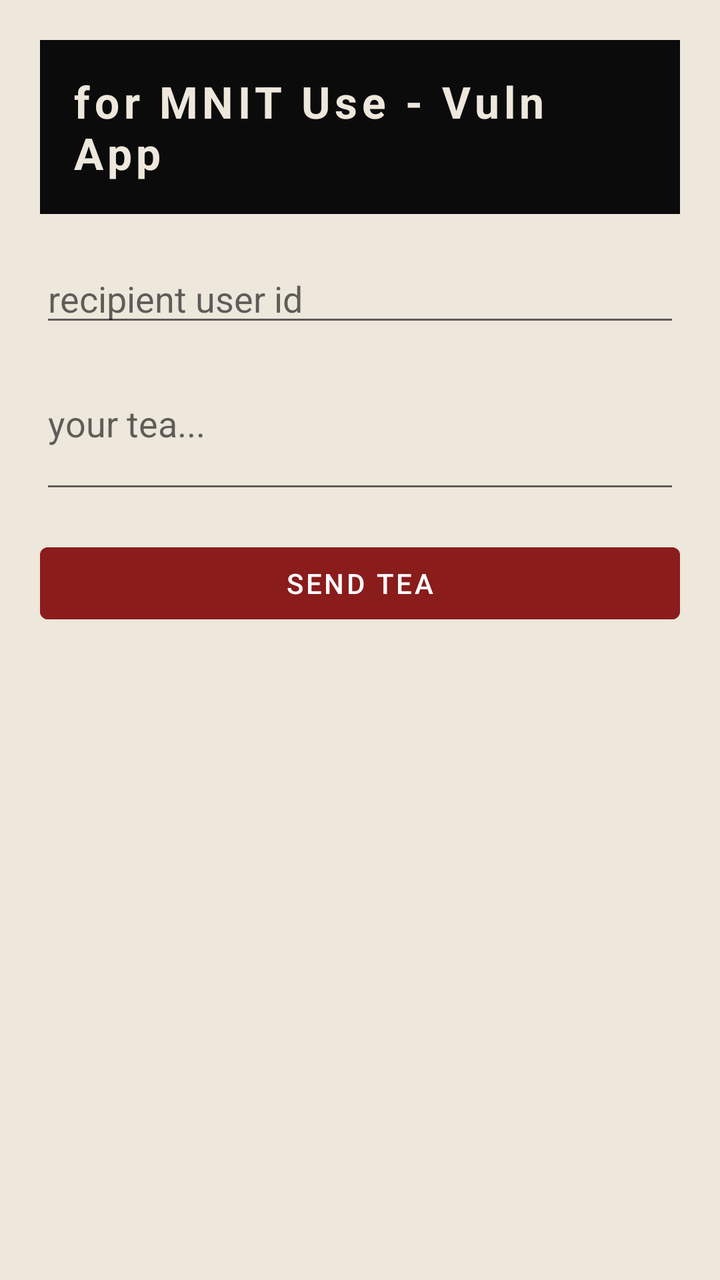
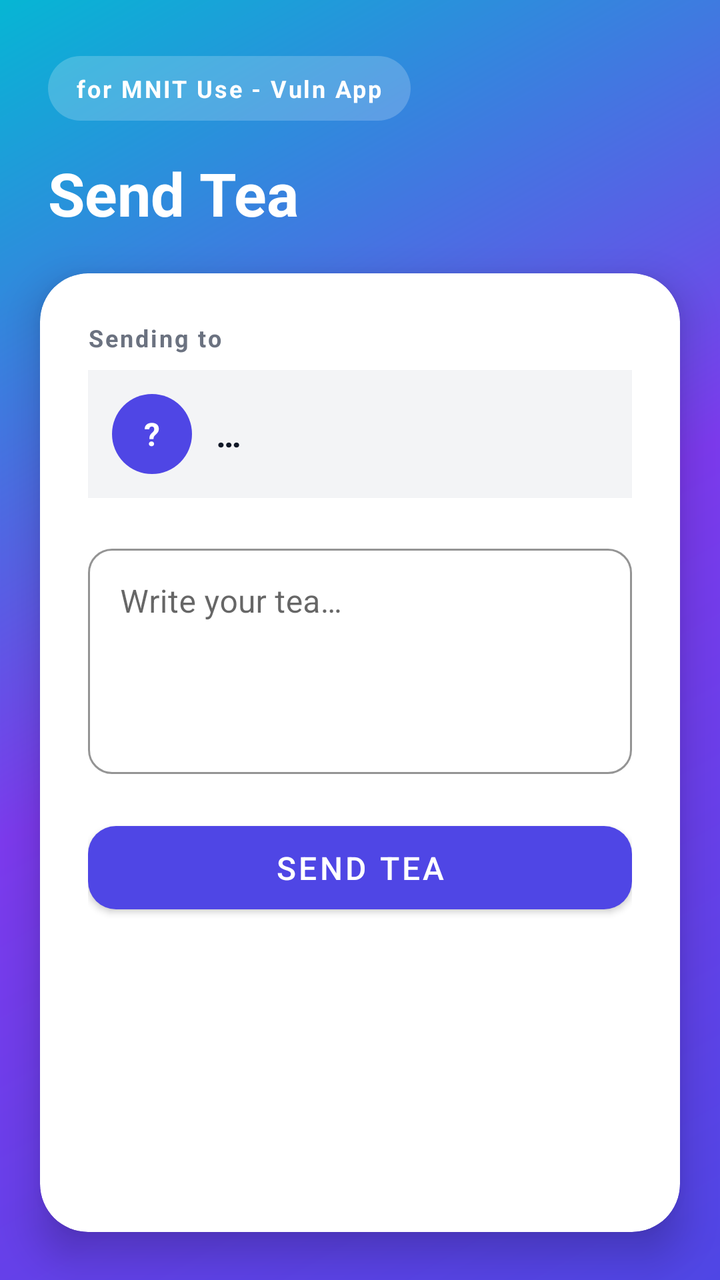

The first picture is an Android layout as it rendered before a commit; the second is the same layout after the commit. The layout source and the unified diff follow.
<!-- AndroidManifest.xml: application theme Theme.MnitVuln -->
<!-- res/layout/activity_send_tea.xml -->
<?xml version="1.0" encoding="utf-8"?>
<LinearLayout xmlns:android="http://schemas.android.com/apk/res/android"
    android:orientation="vertical" android:padding="20dp"
    android:background="@color/paper"
    android:layout_width="match_parent" android:layout_height="match_parent">
    <TextView android:text="@string/heading"
        android:background="@color/ink" android:textColor="@color/paper"
        android:textStyle="bold" android:textSize="22sp" android:padding="16dp"
        android:letterSpacing="0.1"
        android:layout_width="match_parent" android:layout_height="wrap_content"/>
    <EditText android:id="@+id/recipient" android:hint="recipient user id"
        android:inputType="number" android:layout_marginTop="20dp"
        android:layout_width="match_parent" android:layout_height="wrap_content"/>
    <EditText android:id="@+id/body" android:hint="your tea..."
        android:inputType="textMultiLine" android:minLines="3"
        android:layout_width="match_parent" android:layout_height="wrap_content"/>
    <Button android:id="@+id/send" android:text="Send Tea"
        android:backgroundTint="@color/oxblood" android:layout_marginTop="16dp"
        android:layout_width="match_parent" android:layout_height="wrap_content"/>
</LinearLayout>
<!-- resources referenced by this layout -->
<resources>
  <color name="ink">#0B0B0C</color>
  <color name="oxblood">#8A1C1C</color>
  <color name="paper">#EDE7DC</color>
  <string name="heading">for MNIT Use - Vuln App</string>
  <style name="Theme.MnitVuln" parent="Theme.MaterialComponents.Light.NoActionBar">
          <item name="android:colorBackground">@color/paper</item>
          <item name="colorPrimary">@color/ink</item>
          <item name="colorAccent">@color/oxblood</item>
      </style>
</resources>

<!-- the commit's change to res/layout/activity_send_tea.xml (unified diff, before → after) -->
@@ -1,20 +1,70 @@
 <?xml version="1.0" encoding="utf-8"?>
 <LinearLayout xmlns:android="http://schemas.android.com/apk/res/android"
-    android:orientation="vertical" android:padding="20dp"
-    android:background="@color/paper"
+    xmlns:app="http://schemas.android.com/apk/res-auto"
+    android:orientation="vertical"
+    android:background="@drawable/bg_gradient_screen"
     android:layout_width="match_parent" android:layout_height="match_parent">
+
     <TextView android:text="@string/heading"
-        android:background="@color/ink" android:textColor="@color/paper"
-        android:textStyle="bold" android:textSize="22sp" android:padding="16dp"
-        android:letterSpacing="0.1"
-        android:layout_width="match_parent" android:layout_height="wrap_content"/>
-    <EditText android:id="@+id/recipient" android:hint="recipient user id"
-        android:inputType="number" android:layout_marginTop="20dp"
-        android:layout_width="match_parent" android:layout_height="wrap_content"/>
-    <EditText android:id="@+id/body" android:hint="your tea..."
-        android:inputType="textMultiLine" android:minLines="3"
-        android:layout_width="match_parent" android:layout_height="wrap_content"/>
-    <Button android:id="@+id/send" android:text="Send Tea"
-        android:backgroundTint="@color/oxblood" android:layout_marginTop="16dp"
-        android:layout_width="match_parent" android:layout_height="wrap_content"/>
+        android:background="@drawable/bg_badge_pill" android:textColor="@color/surfaceWhite"
+        android:textStyle="bold" android:textSize="12sp" android:letterSpacing="0.08"
+        android:paddingHorizontal="14dp" android:paddingVertical="8dp"
+        android:layout_marginTop="28dp" android:layout_marginStart="24dp"
+        android:layout_width="wrap_content" android:layout_height="wrap_content"/>
+
+    <TextView android:text="@string/send_tea"
+        android:textColor="@color/surfaceWhite" android:textStyle="bold" android:textSize="30sp"
+        android:layout_marginStart="24dp" android:layout_marginTop="16dp" android:layout_marginBottom="20dp"
+        android:layout_width="wrap_content" android:layout_height="wrap_content"/>
+
+    <com.google.android.material.card.MaterialCardView
+        android:layout_width="match_parent" android:layout_height="0dp" android:layout_weight="1"
+        android:layout_marginHorizontal="20dp" android:layout_marginBottom="24dp"
+        app:cardCornerRadius="24dp" app:cardElevation="12dp" app:cardBackgroundColor="@color/surfaceWhite">
+
+        <LinearLayout android:orientation="vertical" android:padding="24dp"
+            android:layout_width="match_parent" android:layout_height="wrap_content">
+
+            <TextView android:text="@string/sending_to"
+                android:textColor="@color/textSecondary" android:textSize="12sp"
+                android:textStyle="bold" android:letterSpacing="0.08"
+                android:layout_width="wrap_content" android:layout_height="wrap_content"/>
+
+            <LinearLayout android:orientation="horizontal" android:gravity="center_vertical"
+                android:background="@color/surfaceMuted"
+                android:padding="12dp" android:layout_marginTop="8dp" android:layout_marginBottom="20dp"
+                android:layout_width="match_parent" android:layout_height="wrap_content">
+
+                <TextView android:id="@+id/recipient_avatar"
+                    android:background="@drawable/bg_avatar_circle"
+                    android:textColor="@color/surfaceWhite" android:textStyle="bold" android:textSize="16sp"
+                    android:gravity="center" android:text="?"
+                    android:layout_width="40dp" android:layout_height="40dp"/>
+
+                <TextView android:id="@+id/recipient_name"
+                    android:textColor="@color/textPrimary" android:textStyle="bold" android:textSize="17sp"
+                    android:layout_marginStart="12dp" android:text="…"
+                    android:layout_width="wrap_content" android:layout_height="wrap_content"/>
+            </LinearLayout>
+
+            <com.google.android.material.textfield.TextInputLayout
+                style="@style/Widget.MaterialComponents.TextInputLayout.OutlinedBox"
+                app:boxCornerRadiusTopStart="12dp" app:boxCornerRadiusTopEnd="12dp"
+                app:boxCornerRadiusBottomStart="12dp" app:boxCornerRadiusBottomEnd="12dp"
+                app:boxStrokeColor="@color/gradientStart"
+                android:hint="@string/message_hint"
+                android:layout_width="match_parent" android:layout_height="wrap_content">
+                <com.google.android.material.textfield.TextInputEditText
+                    android:id="@+id/body" android:inputType="textMultiLine" android:minLines="4"
+                    android:gravity="top"
+                    android:layout_width="match_parent" android:layout_height="wrap_content"/>
+            </com.google.android.material.textfield.TextInputLayout>
+
+            <com.google.android.material.button.MaterialButton
+                android:id="@+id/send" android:text="@string/send_tea"
+                app:cornerRadius="14dp" app:backgroundTint="@color/gradientStart"
+                android:textSize="16sp" android:layout_marginTop="20dp" android:paddingVertical="10dp"
+                android:layout_width="match_parent" android:layout_height="wrap_content"/>
+        </LinearLayout>
+    </com.google.android.material.card.MaterialCardView>
 </LinearLayout>
<!-- resource entries referenced after the edit -->
@@ -1,13 +1,45 @@
 <!-- resources referenced by this layout -->
 <resources>
-  <color name="ink">#0B0B0C</color>
-  <color name="oxblood">#8A1C1C</color>
-  <color name="paper">#EDE7DC</color>
+  <color name="gradientStart">#4F46E5</color>
+  <color name="surfaceMuted">#F3F4F6</color>
+  <color name="surfaceWhite">#FFFFFF</color>
+  <color name="textPrimary">#111827</color>
+  <color name="textSecondary">#6B7280</color>
+  <!-- drawable bg_avatar_circle (drawable) -->
+  <?xml version="1.0" encoding="utf-8"?>
+  <shape xmlns:android="http://schemas.android.com/apk/res/android" android:shape="oval">
+      <solid android:color="@color/gradientStart"/>
+  </shape>
+  <!-- drawable bg_badge_pill (drawable) -->
+  <?xml version="1.0" encoding="utf-8"?>
+  <shape xmlns:android="http://schemas.android.com/apk/res/android" android:shape="rectangle">
+      <solid android:color="@color/badgeOverlay"/>
+      <corners android:radius="24dp"/>
+  </shape>
+  <!-- drawable bg_gradient_screen (drawable) -->
+  <?xml version="1.0" encoding="utf-8"?>
+  <shape xmlns:android="http://schemas.android.com/apk/res/android" android:shape="rectangle">
+      <gradient android:angle="135"
+          android:startColor="@color/gradientStart"
+          android:centerColor="@color/gradientMid"
+          android:endColor="@color/gradientEnd"
+          android:type="linear"/>
+  </shape>
   <string name="heading">for MNIT Use - Vuln App</string>
+  <string name="message_hint">Write your tea…</string>
+  <string name="send_tea">Send Tea</string>
+  <string name="sending_to">Sending to</string>
   <style name="Theme.MnitVuln" parent="Theme.MaterialComponents.Light.NoActionBar">
-          <item name="android:colorBackground">@color/paper</item>
-          <item name="colorPrimary">@color/ink</item>
-          <item name="colorAccent">@color/oxblood</item>
+          <item name="android:colorBackground">@color/surfaceMuted</item>
+          <item name="colorPrimary">@color/gradientStart</item>
+          <item name="colorPrimaryDark">@color/gradientStartDark</item>
+          <item name="colorAccent">@color/gradientEnd</item>
+          <item name="android:statusBarColor">@color/gradientStartDark</item>
+          <item name="android:windowLightStatusBar" tools:targetApi="m">false</item>
       </style>
+  <color name="badgeOverlay">#33FFFFFF</color>
+  <color name="gradientMid">#7C3AED</color>
+  <color name="gradientEnd">#06B6D4</color>
+  <color name="gradientStartDark">#3730A3</color>
 </resources>
 
